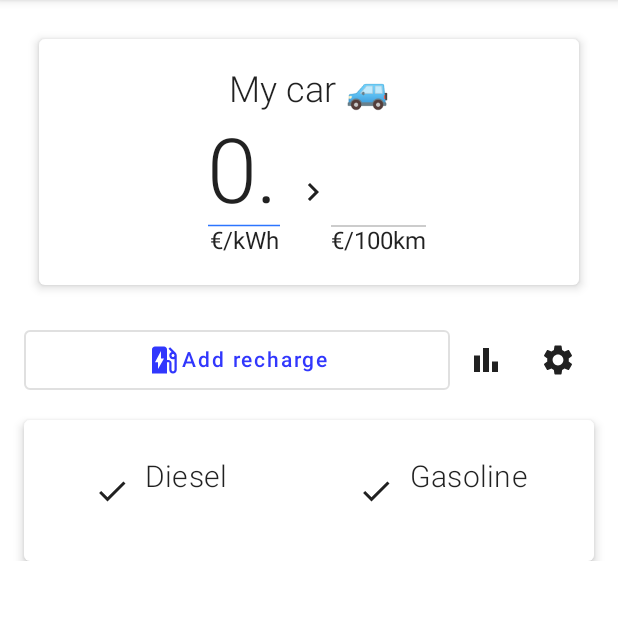
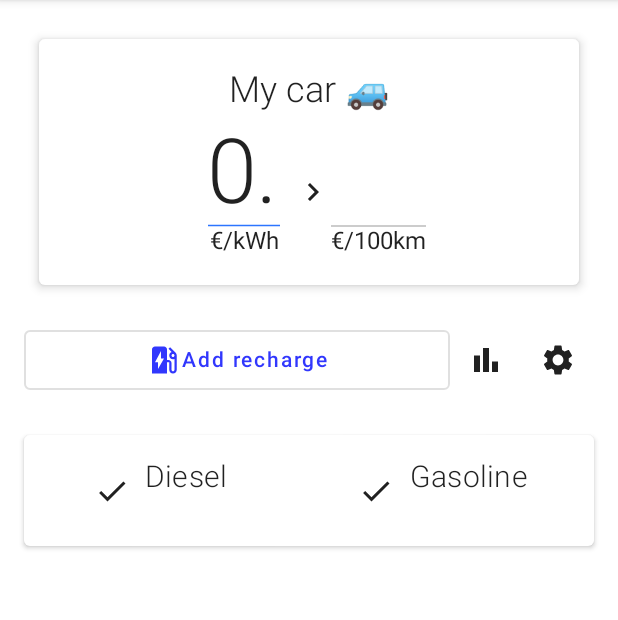
Before and after one commit to jccarrillocodes/eCost, an Android app built with Jetpack Compose: the composable CalculateScreen shown on its own in the app's theme, on a phone screen of 412 x 824 dp, the part 84-704 px from its top. Run offline under Robolectric (Android 15) with nearby library versions, the phone set to English and light mode, and no system bars; our stand-ins replace Dagger/Hilt's generated code; 2 statements that could not run were skipped.

Commit message:
Updated paddings

```diff
--- a/app/src/main/java/es/jccarrillo/ecost/main/calculation/presentation/CalculateScreen.kt
+++ b/app/src/main/java/es/jccarrillo/ecost/main/calculation/presentation/CalculateScreen.kt
@@ -238,13 +238,15 @@ private fun OtherCars(
 ) {
 
     Card(
-        elevation = 4.dp
+        elevation = 2.dp,
+        modifier = Modifier
+            .padding(vertical = 10.dp)
     ) {
         Row(
             horizontalArrangement = Arrangement.spacedBy(16.dp),
             modifier = Modifier
                 .height(IntrinsicSize.Min)
-                .padding(10.dp)
+                .padding(horizontal = 10.dp)
         ) {
             ResumeCard(
                 caption = "Diesel",
```
